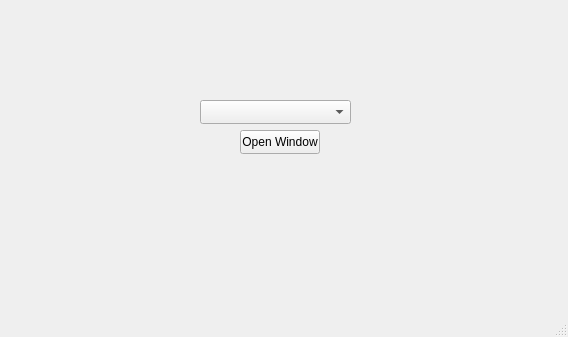
whiskeyAndrew/BaicalGuiServer, file mainwindow.ui: the form before one commit.
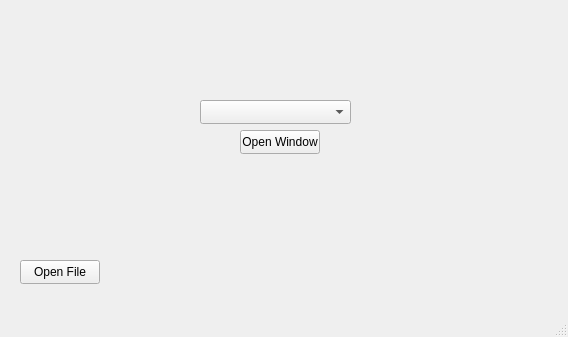
The form after the commit.

Diff of the .ui file:
```diff
--- a/mainwindow.ui
+++ b/mainwindow.ui
@@ -37,6 +37,19 @@
      <string>Open Window</string>
     </property>
    </widget>
+   <widget class="QPushButton" name="pushButton_2">
+    <property name="geometry">
+     <rect>
+      <x>20</x>
+      <y>260</y>
+      <width>80</width>
+      <height>24</height>
+     </rect>
+    </property>
+    <property name="text">
+     <string>Open File</string>
+    </property>
+   </widget>
   </widget>
   <widget class="QMenuBar" name="menubar">
    <property name="geometry">
```
Left out of the diff: 5 changed lines with no effect on the pictures.
